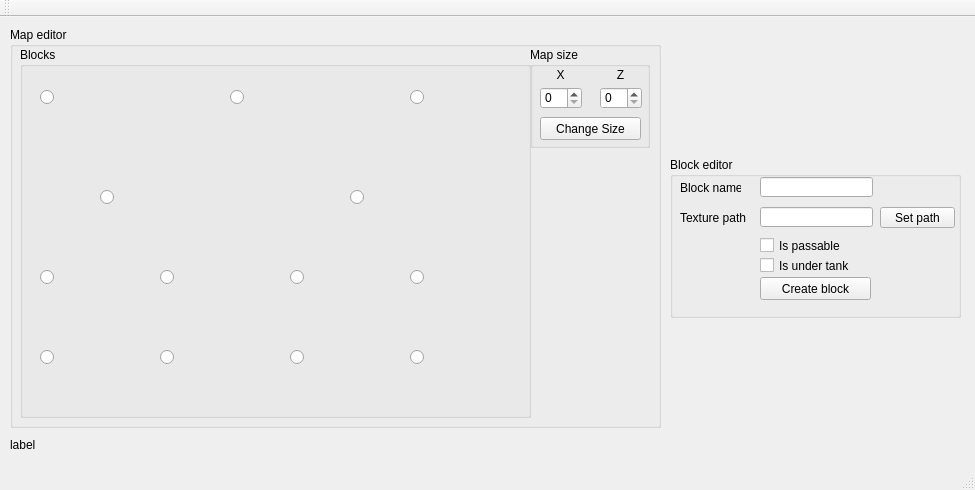
hardcorych/mapeditor, file MapEditor/MapEditor.ui: the form before one commit.
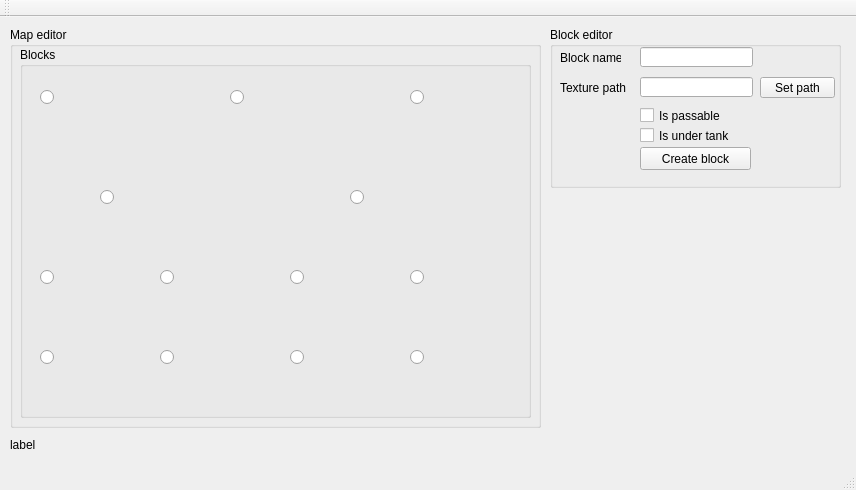
The form after the commit. Icons and pictures are not drawn.

Patch:
```diff
--- a/MapEditor/MapEditor.ui
+++ b/MapEditor/MapEditor.ui
@@ -6,7 +6,7 @@
    <rect>
     <x>0</x>
     <y>0</y>
-    <width>975</width>
+    <width>856</width>
     <height>490</height>
    </rect>
   </property>
@@ -32,7 +32,7 @@
      <rect>
       <x>10</x>
       <y>10</y>
-      <width>651</width>
+      <width>531</width>
       <height>401</height>
      </rect>
     </property>
@@ -357,90 +357,12 @@
       </property>
      </widget>
     </widget>
-    <widget class="QGroupBox" name="groupBoxMapSize">
-     <property name="geometry">
-      <rect>
-       <x>520</x>
-       <y>20</y>
-       <width>120</width>
-       <height>101</height>
-      </rect>
-     </property>
-     <property name="title">
-      <string>Map size</string>
-     </property>
-     <widget class="QSpinBox" name="spnBoxSizeX">
-      <property name="geometry">
-       <rect>
-        <x>10</x>
-        <y>40</y>
-        <width>42</width>
-        <height>22</height>
-       </rect>
-      </property>
-     </widget>
-     <widget class="QSpinBox" name="spnBoxSizeZ">
-      <property name="geometry">
-       <rect>
-        <x>70</x>
-        <y>40</y>
-        <width>42</width>
-        <height>22</height>
-       </rect>
-      </property>
-     </widget>
-     <widget class="QLabel" name="labelSizeX">
-      <property name="geometry">
-       <rect>
-        <x>10</x>
-        <y>20</y>
-        <width>41</width>
-        <height>16</height>
-       </rect>
-      </property>
-      <property name="text">
-       <string>X</string>
-      </property>
-      <property name="alignment">
-       <set>Qt::AlignCenter</set>
-      </property>
-     </widget>
-     <widget class="QLabel" name="labelSizeZ">
-      <property name="geometry">
-       <rect>
-        <x>70</x>
-        <y>20</y>
-        <width>41</width>
-        <height>16</height>
-       </rect>
-      </property>
-      <property name="text">
-       <string>Z</string>
-      </property>
-      <property name="alignment">
-       <set>Qt::AlignCenter</set>
-      </property>
-     </widget>
-     <widget class="QPushButton" name="pBtnChangeSize">
-      <property name="geometry">
-       <rect>
-        <x>10</x>
-        <y>70</y>
-        <width>101</width>
-        <height>23</height>
-       </rect>
-      </property>
-      <property name="text">
-       <string>Change Size</string>
-      </property>
-     </widget>
-    </widget>
    </widget>
    <widget class="QGroupBox" name="groupBox">
     <property name="geometry">
      <rect>
-      <x>670</x>
-      <y>140</y>
+      <x>550</x>
+      <y>10</y>
       <width>291</width>
       <height>161</height>
      </rect>
```
Left out of the diff: 2 changed lines with no effect on the pictures.
